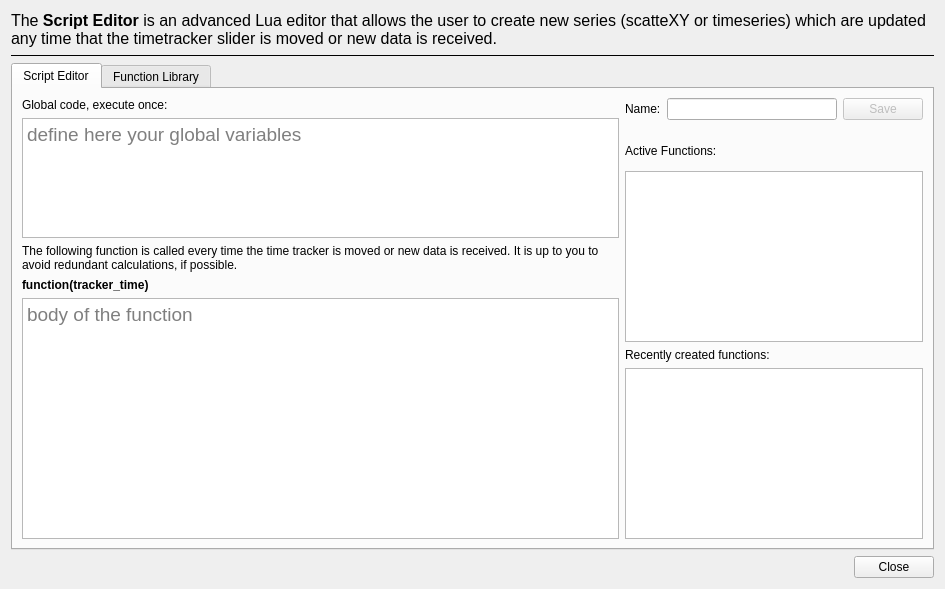
Before: the Qt Designer form plotjuggler_plugins/ToolboxLuaEditor/lua_editor.ui in facontidavide/PlotJuggler, drawn with Qt 5.
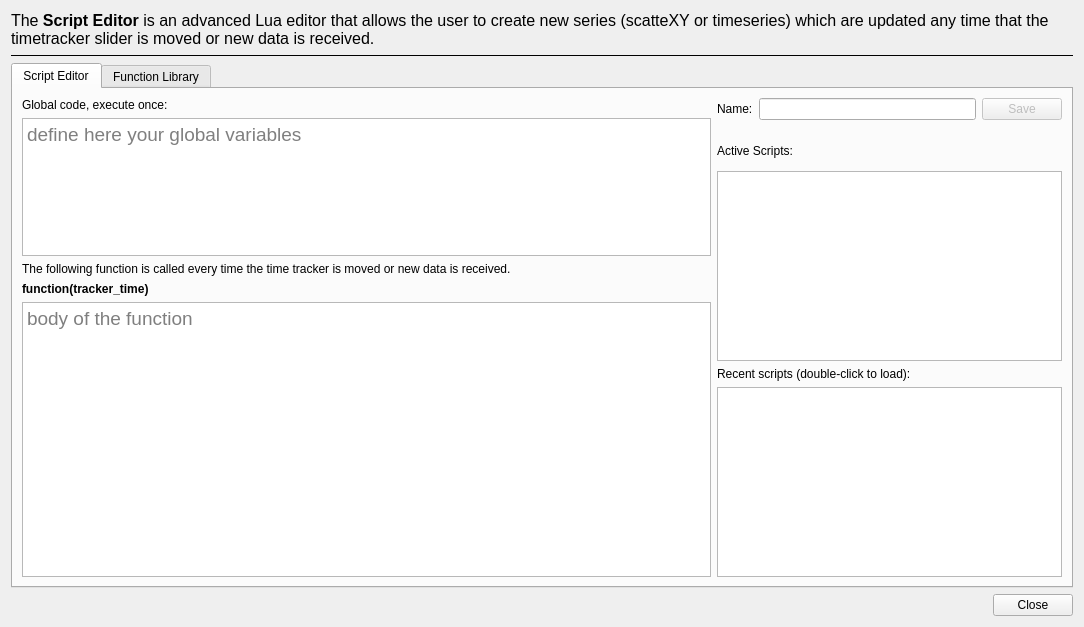
After: the same form once the commit is applied. The open tabs and pages were chosen to show the change.

Commit message: Reactive Script updated

```diff
--- a/plotjuggler_plugins/ToolboxLuaEditor/lua_editor.ui
+++ b/plotjuggler_plugins/ToolboxLuaEditor/lua_editor.ui
@@ -6,8 +6,8 @@
    <rect>
     <x>0</x>
     <y>0</y>
-    <width>945</width>
-    <height>589</height>
+    <width>1084</width>
+    <height>627</height>
    </rect>
   </property>
   <property name="windowTitle">
@@ -75,7 +75,7 @@
            <item>
             <widget class="QLabel" name="label_4">
              <property name="text">
-              <string>The following function is called every time the time tracker is moved or new data is received. It is up to you to avoid redundant calculations, if possible.</string>
+              <string>The following function is called every time the time tracker is moved or new data is received.</string>
              </property>
              <property name="wordWrap">
               <bool>true</bool>
@@ -143,7 +143,7 @@
              <item>
               <widget class="QLabel" name="label_3">
                <property name="text">
-                <string>Active Functions:</string>
+                <string>Active Scripts:</string>
                </property>
               </widget>
              </item>
@@ -186,7 +186,10 @@
            <item>
             <widget class="QLabel" name="label_5">
              <property name="text">
-              <string>Recently created functions:</string>
+              <string>&lt;html&gt;&lt;head/&gt;&lt;body&gt;&lt;p&gt;Recent scripts (double-click to load):&lt;/p&gt;&lt;/body&gt;&lt;/html&gt;</string>
+             </property>
+             <property name="wordWrap">
+              <bool>true</bool>
              </property>
             </widget>
            </item>
```
Left out of the diff: 7 changed lines with no effect on the pictures. The commit also changes 10 other files.
